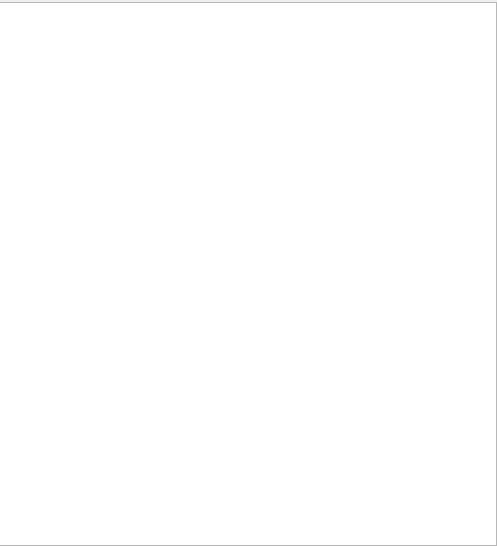
Old version of the form journalwidget.ui in the repository vlarry/configurator; both pictures show x 378 to 875 and y 0 to 546 of the 875 by 546 pixel window.
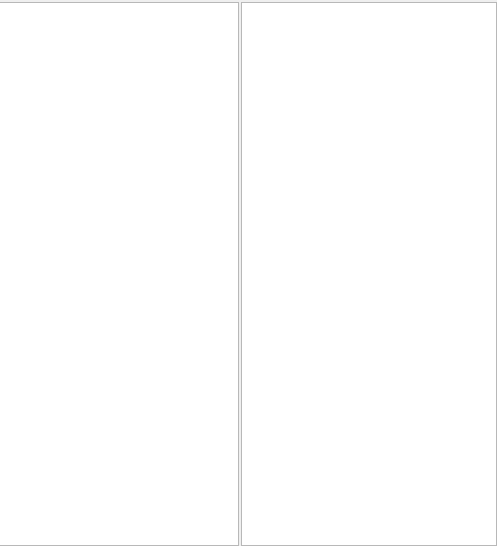
New version of the form. Custom widgets are drawn as their Qt base class.

Commit message: Вынос распаковки времени и даты сообщения журнала в отдельный метод (упакованы во всех журналах одинаково); Вынос преобразования вектора полуслов в вектор байт в отдельный метод; Добавление на виджет журналов дополнительного виджета QTextEdit (по умолчанию невидемый) - служит для вывода свойств в журнале аварий.

What changed in the file:
```diff
--- a/journalwidget.ui
+++ b/journalwidget.ui
@@ -33,7 +33,24 @@
     <widget class="CHeaderJournal" name="widgetJournalHeader" native="true"/>
    </item>
    <item>
-    <widget class="QTableWidget" name="tableWidgetJournal"/>
+    <layout class="QHBoxLayout" name="horizontalLayout">
+     <property name="spacing">
+      <number>2</number>
+     </property>
+     <item>
+      <widget class="QTableWidget" name="tableWidgetJournal"/>
+     </item>
+     <item>
+      <widget class="QTextEdit" name="textEditPropertyJournal">
+       <property name="sizePolicy">
+        <sizepolicy hsizetype="Minimum" vsizetype="Expanding">
+         <horstretch>0</horstretch>
+         <verstretch>0</verstretch>
+        </sizepolicy>
+       </property>
+      </widget>
+     </item>
+    </layout>
    </item>
   </layout>
  </widget>
```
Left out of the diff: 2 changed lines with no effect on the pictures. The commit also changes 5 other files.
